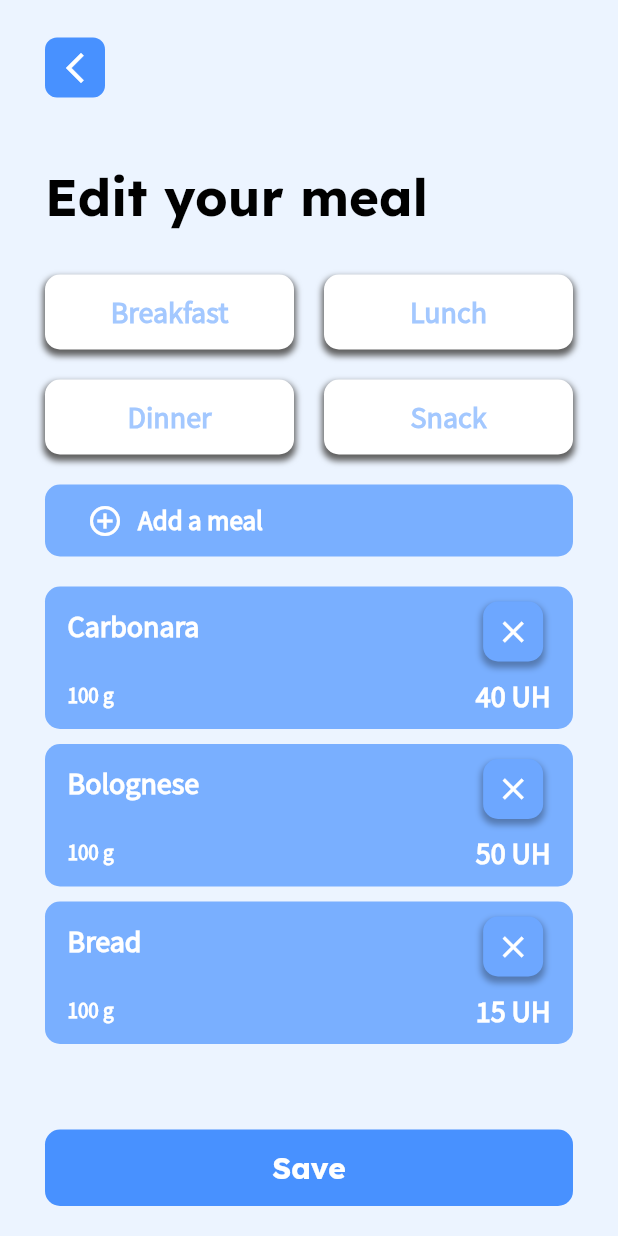
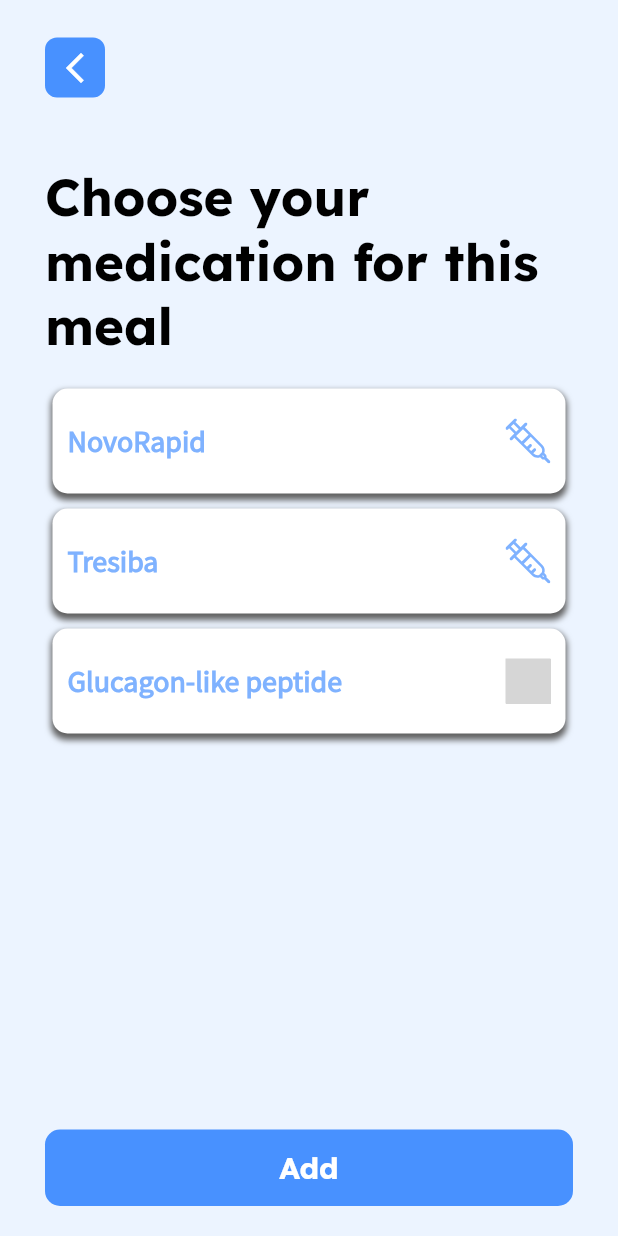
Before and after one commit to MilosMilovanovic00/Diabuddy, a Flutter app: the screen it shows after launch, on a phone screen of 412 x 824 dp. Run offline on Flutter 3.47's test engine with Material 2 defaults, Android fonts, the phone set to English and light mode, and no system bars; our stand-ins replace fl_chart, flutter_svg, google_nav_bar, numberpicker, smooth_page_indicator; generated files the repository leaves out were written again; grey boxes are pictures that could not be loaded.

Commit message:
#8 Created design for adding dish #8 Created design for adding meal plan #8 Created design for editing meal plan #8 Created design for adding activity #8 Created design for medication setup

```diff
--- a/lib/app/my_app.dart
+++ b/lib/app/my_app.dart
@@ -1,4 +1,4 @@
-import 'package:diabuddy/screens/glucose_monitoring/edit_meal_screen.dart';
+import 'package:diabuddy/screens/glucose_monitoring/medication_setup_screen.dart';
 import 'package:diabuddy/theme/theme.dart';
 import 'package:flutter/material.dart';
 import 'package:flutter_gen/gen_l10n/app_localizations.dart';
@@ -22,6 +22,6 @@ class MyApp extends StatelessWidget {
           Locale('en'),
           // Locale('sr'),
         ],
-        home: const EditMealScreen());
+        home: const MedicationSetupScreen());
   }
 }
--- /dev/null
+++ b/lib/model/enitity/activity_type.dart
@@ -0,0 +1 @@
+enum ActivityType { light, intense, moderate }
--- /dev/null
+++ b/lib/model/enitity/medication.dart
@@ -0,0 +1,13 @@
+class Medication {
+  final String medicineName;
+  final int dailyMedicationIntake;
+  final bool isInsulin;
+  final int? averageInsulinUnits;
+
+  Medication({
+    required this.medicineName,
+    required this.dailyMedicationIntake,
+    required this.isInsulin,
+    this.averageInsulinUnits,
+  });
+}
--- a/lib/screens/glucose_monitoring/add_dish_screen.dart
+++ b/lib/screens/glucose_monitoring/add_dish_screen.dart
@@ -71,7 +71,7 @@ class _AddDishScreenState extends State<AddDishScreen> {
                   height: 20,
                 ),
                 Text(
-                  'Add your dish',
+                  AppLocalizations.of(context)!.addYourDish,
                   style: Theme.of(context).textTheme.titleLarge,
                 ),
                 const SizedBox(
--- a/lib/screens/glucose_monitoring/add_meal_screen.dart
+++ b/lib/screens/glucose_monitoring/add_meal_screen.dart
@@ -1,4 +1,4 @@
-import 'package:diabuddy/model/enitity/Dish.dart';
+import 'package:diabuddy/model/enitity/dish.dart';
 import 'package:diabuddy/screens/glucose_monitoring/components/dish_entry_container.dart';
 import 'package:diabuddy/screens/reusable/app_button.dart';
 import 'package:diabuddy/screens/reusable/app_icon_button.dart';
--- a/lib/screens/glucose_monitoring/components/dish_entry_container.dart
+++ b/lib/screens/glucose_monitoring/components/medication_setup_container.dart
@@ -1,31 +1,27 @@
-import 'package:diabuddy/model/enitity/Dish.dart';
+import 'package:diabuddy/model/enitity/medication.dart';
 import 'package:diabuddy/screens/reusable/app_number_picker.dart';
 import 'package:diabuddy/screens/reusable/small_app_button.dart';
 import 'package:diabuddy/theme/colours.dart';
 import 'package:diabuddy/theme/theme.dart';
 import 'package:flutter/material.dart';
+import 'package:flutter_svg/flutter_svg.dart';
 
-class DishEntryContainer extends StatefulWidget {
-  const DishEntryContainer({
+class MedicationSetupContainer extends StatefulWidget {
+  const MedicationSetupContainer({
     Key? key,
-    required this.dish,
+    required this.medication,
   }) : super(key: key);
 
-  final Dish dish;
+  final Medication medication;
 
   @override
-  State<DishEntryContainer> createState() => _DishEntryContainerState();
+  State<MedicationSetupContainer> createState() =>
+      _MedicationSetupContainerState();
 }
 
-class _DishEntryContainerState extends State<DishEntryContainer> {
+class _MedicationSetupContainerState extends State<MedicationSetupContainer> {
   bool selected = false;
-  late int gramsPerMeal;
-
-  @override
-  void initState() {
-    super.initState();
-    gramsPerMeal = widget.dish.gramsPerMeal;
-  }
+  late int medicationTherapyAmount;
 
   @override
   Widget build(BuildContext context) {
@@ -60,20 +56,26 @@ class _DishEntryContainerState extends State<DishEntryContainer> {
                   crossAxisAlignment: CrossAxisAlignment.center,
                   children: [
                     Text(
-                      widget.dish.dishName,
+                      widget.medication.medicineName,
                       style: Theme.of(context).textTheme.displaySmall!.copyWith(
                             color: selected
                                 ? Colors.white
                                 : primaryColor.withOpacity(0.7),
                           ),
                     ),
-                    Text(
-                      '${widget.dish.carbohydrateValue} UH',
-                      style: Theme.of(context).textTheme.displaySmall!.copyWith(
-                            color: selected
+                    SizedBox(
+                      width: 30,
+                      height: 30,
+                      child: SvgPicture.asset(
+                        widget.medication.isInsulin
+                            ? './assets/svg/syringe_icon.svg'
+                            : './assets/svg/pills_icon.svg',
+                        colorFilter: ColorFilter.mode(
+                            selected
                                 ? Colors.white
                                 : primaryColor.withOpacity(0.7),
-                          ),
+                            BlendMode.srcIn),
+                      ),
                     ),
                   ],
                 ),
@@ -113,13 +115,12 @@ class _DishEntryContainerState extends State<DishEntryContainer> {
                     children: [
                       AppNumberPicker(
                         textColor: primaryColor,
-                        currentValue: gramsPerMeal,
                         minValue: 0,
-                        maxValue: 1000,
-                        setCurrentValue: setGramsPerMeal,
+                        maxValue: 40,
+                        setCurrentValue: setMedicationTherapyAmount,
                       ),
                       Text(
-                        'grams',
+                        widget.medication.isInsulin?'units':'pills',
                         style:
                             Theme.of(context).textTheme.displaySmall!.copyWith(
                                   color: primaryColor.withOpacity(0.7),
@@ -133,7 +134,7 @@ class _DishEntryContainerState extends State<DishEntryContainer> {
                   children: [
                     SmallAppButton(
                       callback: () {},
-                      text: 'Edit carbs',
+                      text: 'Cancel',
                       textColor: primaryColor,
                       backgroundColor: Colors.white,
                     ),
@@ -148,9 +149,9 @@ class _DishEntryContainerState extends State<DishEntryContainer> {
     );
   }
 
-  void setGramsPerMeal(int value) {
+  void setMedicationTherapyAmount(int value) {
     setState(() {
-      gramsPerMeal = value;
+      medicationTherapyAmount = value;
     });
   }
 }
--- a/lib/screens/glucose_monitoring/components/selected_meal_container.dart
+++ b/lib/screens/glucose_monitoring/components/selected_meal_container.dart
@@ -1,4 +1,4 @@
-import 'package:diabuddy/model/enitity/Dish.dart';
+import 'package:diabuddy/model/enitity/dish.dart';
 import 'package:diabuddy/screens/reusable/coloured_icon_button.dart';
 import 'package:diabuddy/theme/colours.dart';
 import 'package:diabuddy/theme/theme.dart';
--- a/lib/screens/glucose_monitoring/edit_meal_screen.dart
+++ b/lib/screens/glucose_monitoring/medication_setup_screen.dart
@@ -1,29 +1,36 @@
-import 'package:diabuddy/model/enitity/Dish.dart';
-import 'package:diabuddy/screens/glucose_monitoring/components/meal_choice_picker.dart';
-import 'package:diabuddy/screens/glucose_monitoring/components/selected_meal_container.dart';
-import 'package:diabuddy/screens/reusable/app_add_button.dart';
+import 'package:diabuddy/model/enitity/medication.dart';
+import 'package:diabuddy/screens/glucose_monitoring/components/medication_setup_container.dart';
 import 'package:diabuddy/screens/reusable/app_button.dart';
 import 'package:diabuddy/screens/reusable/app_icon_button.dart';
 import 'package:diabuddy/theme/colours.dart';
 import 'package:flutter/material.dart';
 import 'package:flutter_gen/gen_l10n/app_localizations.dart';
 
-class EditMealScreen extends StatefulWidget {
-  const EditMealScreen({Key? key}) : super(key: key);
-
-  @override
-  State<EditMealScreen> createState() => _EditMealScreenState();
-}
-
-class _EditMealScreenState extends State<EditMealScreen> {
-  List<Dish> dishes = [
-    Dish(dishName: 'Carbonara', carbohydrateValue: 40, gramsPerMeal: 100),
-    Dish(dishName: 'Bolognese', carbohydrateValue: 50, gramsPerMeal: 100),
-    Dish(dishName: 'Bread', carbohydrateValue: 15, gramsPerMeal: 100),
-  ];
+class MedicationSetupScreen extends StatelessWidget {
+  const MedicationSetupScreen({Key? key}) : super(key: key);
 
   @override
   Widget build(BuildContext context) {
+    List<Medication> medicine = [
+      Medication(
+        medicineName: 'NovoRapid',
+        dailyMedicationIntake: 3,
+        isInsulin: true,
+        averageInsulinUnits: 10,
+      ),
+      Medication(
+        medicineName: 'Tresiba',
+        dailyMedicationIntake: 1,
+        isInsulin: true,
+        averageInsulinUnits: 24,
+      ),
+      Medication(
+        medicineName: 'Glucagon-like peptide',
+        dailyMedicationIntake: 5,
+        isInsulin: false,
+      ),
+    ];
+
     return Stack(children: [
       Container(
         color: Colors.white,
@@ -61,37 +68,23 @@ class _EditMealScreenState extends State<EditMealScreen> {
                   height: 20,
                 ),
                 Text(
-                  'Edit your meal',
+                  AppLocalizations.of(context)!.chooseYourMedicationForThisMeal,
                   style: Theme.of(context).textTheme.titleLarge,
-                ),
-                const SizedBox(
-                  height: 30,
-                ),
-                const MealChoicePicker(),
-                const SizedBox(
-                  height: 20,
-                ),
-                AppAddButton(
-                  text: "Add a meal",
-                  callback: () {},
                 ),
                 const SizedBox(
                   height: 20,
                 ),
                 Expanded(
                   child: ListView.builder(
-                    itemCount: dishes.length,
+                    itemCount: medicine.length,
                     itemBuilder: (context, index) {
-                      return SelectedMealContainer(
-                        dish: dishes[index],
-                        removeDish: removeDish,
-                      );
+                      return MedicationSetupContainer(medication: medicine[index],);
                     },
                   ),
                 ),
                 AppButton(
                   callback: () {},
-                  text: AppLocalizations.of(context)!.save,
+                  text: AppLocalizations.of(context)!.add,
                 ),
               ],
             ),
@@ -100,10 +93,4 @@ class _EditMealScreenState extends State<EditMealScreen> {
       ),
     ]);
   }
-
-  void removeDish(Dish dish) {
-    setState(() {
-      dishes.remove(dish);
-    });
-  }
 }
--- a/lib/screens/onboarding/add_medication_screen.dart
+++ b/lib/screens/onboarding/add_medication_screen.dart
@@ -4,7 +4,7 @@ import 'package:diabuddy/screens/reusable/app_button.dart';
 import 'package:diabuddy/screens/reusable/app_icon_button.dart';
 import 'package:diabuddy/screens/reusable/app_number_picker.dart';
 import 'package:diabuddy/screens/reusable/app_text_field_input.dart';
-import 'package:diabuddy/screens/reusable/insulin_type_picker.dart';
+import 'package:diabuddy/screens/reusable/app_dropdown_container.dart';
 import 'package:diabuddy/theme/colours.dart';
 import 'package:diabuddy/theme/theme.dart';
 import 'package:flutter/material.dart';
@@ -169,8 +169,8 @@ class _AddMedicationScreenState extends State<AddMedicationScreen> {
           child: Row(
             mainAxisAlignment: MainAxisAlignment.spaceEvenly,
             children: [
-              InsulinTypePicker(
-                setInsulinType: setInsulinType,
+              AppDropdownContainer(
+                setChoice: setInsulinType,
                 choices: [
                   AppLocalizations.of(context)!.fastLastingInsulin,
                   AppLocalizations.of(context)!.longLastingInsulin,
--- a/lib/screens/reusable/app_number_picker.dart
+++ b/lib/screens/reusable/app_number_picker.dart
@@ -39,7 +39,7 @@ class _AppNumberPickerState extends State<AppNumberPicker> {
   @override
   void initState() {
     super.initState();
-    currentValue = widget.currentValue ?? 50;
+    currentValue = widget.currentValue ?? widget.maxValue~/2;
   }
 
   @override
```
Also changed, not shown: lib/l10n/app_en.arb (+11 -1 lines), lib/l10n/app_sr.arb (+11 -1 lines), lib/screens/glucose_monitoring/add_activity_screen.dart (added, +181 -0 lines), lib/screens/reusable/app_dropdown_container.dart (renamed from lib/screens/reusable/insulin_type_picker.dart, +14 -14 lines), assets/png/therapy_intro_1.png (deleted), lib/model/enitity/dish.dart (renamed from lib/model/enitity/Dish.dart).
